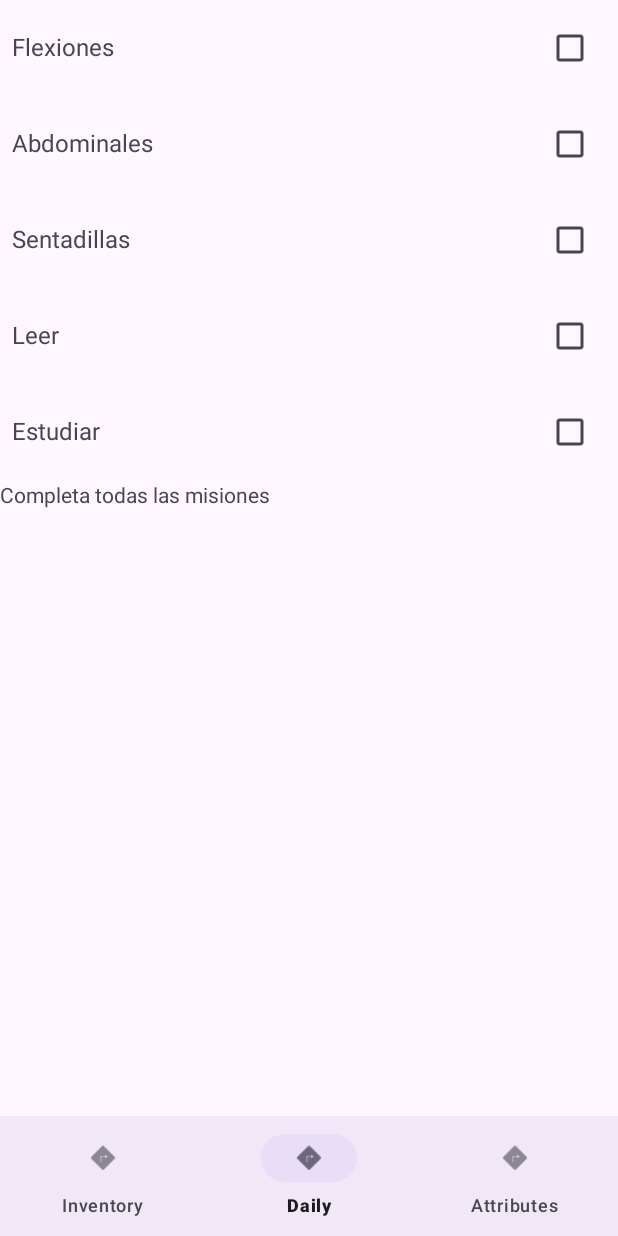
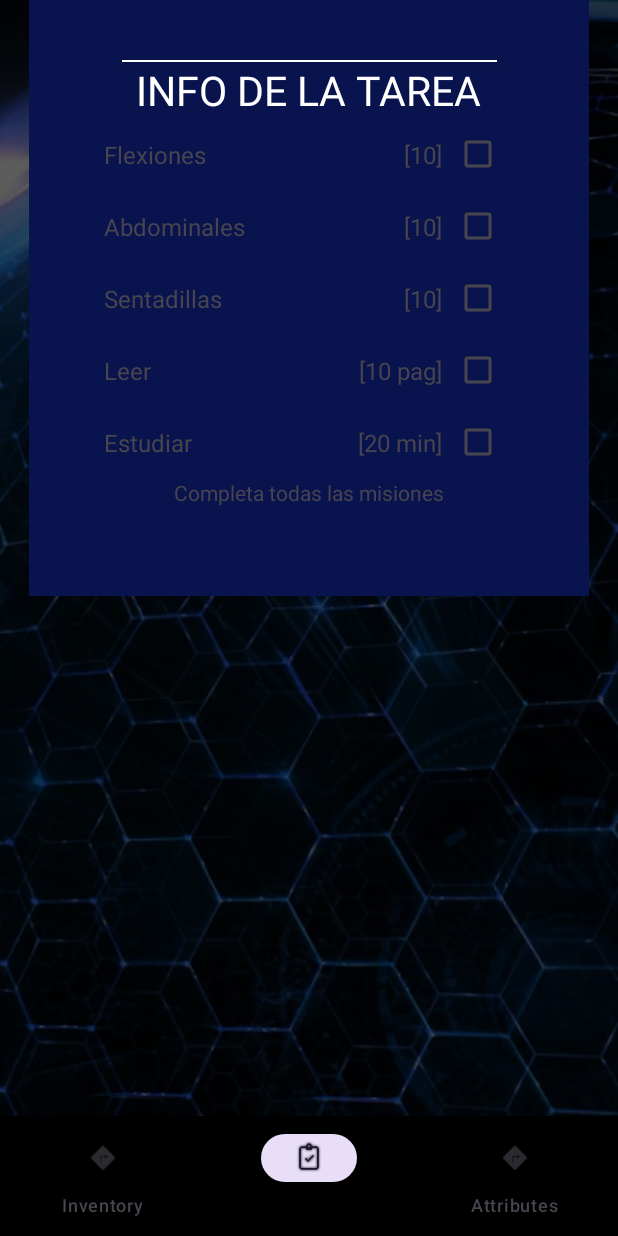
Before and after one commit to IsmaMH779/QuestGrind, an Android app: the screen it shows after launch (MainActivity), on a phone screen of 412 x 824 dp. Run offline under Robolectric (Android 15) with nearby library versions, the phone set to English and light mode, and no system bars; our stand-ins replace Room's generated code, navigation-ui.

Commit message:
trabajando en la interfaz

```diff
--- a/app/src/main/java/com/example/questgrind/dailyQuest/Quest.java
+++ b/app/src/main/java/com/example/questgrind/dailyQuest/Quest.java
@@ -4,15 +4,17 @@ public class Quest {
     private int id;
     private String title;
     private Boolean completed;
+    private String objective;
 
 
 
     // Declare constructor
 
-    public Quest(int id, String title, Boolean completed) {
+    public Quest(int id, String title,  String objective, Boolean completed) {
         this.id = id;
         this.title = title;
         this.completed = completed;
+        this.objective = objective;
     }
 
     public int getId() {
@@ -38,4 +40,8 @@ public class Quest {
     public void setCompleted(Boolean completed) {
         this.completed = completed;
     }
+
+    public String getObjective() {
+        return objective;
+    }
 }
--- a/app/src/main/java/com/example/questgrind/dailyQuest/QuestAdapter.java
+++ b/app/src/main/java/com/example/questgrind/dailyQuest/QuestAdapter.java
@@ -34,6 +34,7 @@ public class QuestAdapter extends RecyclerView.Adapter<QuestAdapter.QuestViewHol
     public void onBindViewHolder(@NonNull QuestViewHolder holder, int position) {
         Quest quest = questList.get(position);
         holder.titleTextView.setText(quest.getTitle());
+        holder.numAttribute.setText(quest.getObjective());
         holder.completedCheckBox.setChecked(quest.getCompleted());
 
         // si la tarea esta completada deshabilita el checkbox
@@ -57,11 +58,13 @@ public class QuestAdapter extends RecyclerView.Adapter<QuestAdapter.QuestViewHol
 
     static class QuestViewHolder extends RecyclerView.ViewHolder {
         TextView titleTextView;
+        TextView numAttribute;
         CheckBox completedCheckBox;
 
         public QuestViewHolder(@NonNull View itemView) {
             super(itemView);
             titleTextView = itemView.findViewById(R.id.textViewTitle);
+            numAttribute = itemView.findViewById(R.id.numAttribute);
             completedCheckBox = itemView.findViewById(R.id.checkBoxCompleted);
         }
     }
--- a/app/src/main/java/com/example/questgrind/viewModel/AppViewModel.java
+++ b/app/src/main/java/com/example/questgrind/viewModel/AppViewModel.java
@@ -35,11 +35,11 @@ public class AppViewModel extends AndroidViewModel {
 
         List<Quest> initialQuest = new ArrayList<>();
 
-        initialQuest.add(new Quest(1, "Flexiones", false));
-        initialQuest.add(new Quest(2, "Abdominales", false));
-        initialQuest.add(new Quest(3, "Sentadillas", false));
-        initialQuest.add(new Quest(4, "Leer", false));
-        initialQuest.add(new Quest(5, "Estudiar", false));
+        initialQuest.add(new Quest(1, "Flexiones", "[10]",false));
+        initialQuest.add(new Quest(2, "Abdominales", "[10]",false));
+        initialQuest.add(new Quest(3, "Sentadillas", "[10]",false));
+        initialQuest.add(new Quest(4, "Leer", "[10 pag]",false));
+        initialQuest.add(new Quest(5, "Estudiar", "[20 min]",false));
 
         questList.setValue(initialQuest);
 
--- a/app/src/main/res/layout/activity_main.xml
+++ b/app/src/main/res/layout/activity_main.xml
@@ -13,13 +13,14 @@
         android:layout_width="match_parent"
         android:layout_height="match_parent"
         app:defaultNavHost="true"
-        app:navGraph="@navigation/bottom_graph" />
+        app:navGraph="@navigation/bottom_graph"
+        />
 
     <com.google.android.material.bottomnavigation.BottomNavigationView
         android:id="@+id/bottom_nav_view"
         android:layout_width="0dp"
         android:layout_height="wrap_content"
-        android:background="?android:attr/windowBackground"
+        android:background="@color/black"
         app:layout_constraintBottom_toBottomOf="parent"
         app:layout_constraintLeft_toLeftOf="parent"
         app:layout_constraintRight_toRightOf="parent"
--- a/app/src/main/res/layout/fragment_daily_quest.xml
+++ b/app/src/main/res/layout/fragment_daily_quest.xml
@@ -1,18 +1,80 @@
 <LinearLayout xmlns:android="http://schemas.android.com/apk/res/android"
+    xmlns:app="http://schemas.android.com/apk/res-auto"
+    xmlns:tools="http://schemas.android.com/tools"
     android:layout_width="match_parent"
     android:layout_height="match_parent"
-    android:orientation="vertical">
+    android:orientation="vertical"
+    android:background="@drawable/background"
+    >
 
-    <androidx.recyclerview.widget.RecyclerView
-        android:id="@+id/recyclerView"
-        android:layout_width="match_parent"
-        android:layout_height="wrap_content" />
 
-    <TextView
-        android:id="@+id/completedInfo"
-        android:layout_width="match_parent"
+    <androidx.constraintlayout.widget.ConstraintLayout
+        android:layout_width="373dp"
         android:layout_height="wrap_content"
-        android:text="" />
+        android:layout_gravity="center"
+        android:background="#09144F"
+        >
+        <!-- Linea superior -->
+        <View
+            android:id="@+id/barraSuperior"
+            android:layout_width="250dp"
+            android:layout_height="1dp"
+            android:layout_marginTop="40dp"
+            android:background="@color/white"
+            android:elevation="4dp"
+            app:layout_constraintBottom_toTopOf="@id/infoTarea"
+            app:layout_constraintEnd_toEndOf="parent"
+            app:layout_constraintStart_toStartOf="parent"
+            app:layout_constraintTop_toTopOf="parent" />
+        <TextView
+            android:id="@+id/infoTarea"
+            android:layout_width="wrap_content"
+            android:layout_height="wrap_content"
+
+            android:shadowColor="#04E1FA"
+            android:text="INFO DE LA TAREA"
+
+            android:textColor="@color/white"
+
+            android:textSize="27dp"
+
+            app:layout_constraintEnd_toEndOf="parent"
+            app:layout_constraintHorizontal_bias="0.496"
+            app:layout_constraintStart_toStartOf="parent"
+            app:layout_constraintTop_toBottomOf="@+id/barraSuperior"
+            app:layout_constraintBottom_toTopOf="@id/recyclerView"
+
+            />
+
+        <androidx.recyclerview.widget.RecyclerView
+            android:id="@+id/recyclerView"
+            android:layout_width="wrap_content"
+            android:layout_height="wrap_content"
+            android:paddingLeft="44dp"
+            android:paddingEnd="44dp"
+            app:layout_constraintBottom_toBottomOf="parent"
+            app:layout_constraintEnd_toEndOf="parent"
+            app:layout_constraintHorizontal_bias="0.498"
+            app:layout_constraintStart_toStartOf="parent"
+            app:layout_constraintTop_toTopOf="parent" />
+
+        <TextView
+            android:id="@+id/completedInfo"
+            android:layout_width="wrap_content"
+            android:layout_height="wrap_content"
+            android:text=""
+            app:layout_constraintTop_toBottomOf="@id/recyclerView"
+            app:layout_constraintEnd_toEndOf="parent"
+            app:layout_constraintStart_toStartOf="parent"
+            />
+
+    </androidx.constraintlayout.widget.ConstraintLayout>
+
+
+
+
+
+
 
 
 </LinearLayout>
--- a/app/src/main/res/layout/item_quest.xml
+++ b/app/src/main/res/layout/item_quest.xml
@@ -1,19 +1,45 @@
 <LinearLayout xmlns:android="http://schemas.android.com/apk/res/android"
+    xmlns:app="http://schemas.android.com/apk/res-auto"
+    xmlns:tools="http://schemas.android.com/tools"
+    android:layout_width="273dp"
+    android:layout_height="wrap_content"
+    android:orientation="horizontal">
+    <androidx.constraintlayout.widget.ConstraintLayout
         android:layout_width="match_parent"
-    android:layout_height="wrap_content"
-    android:orientation="horizontal"
-    android:padding="8dp">
+        android:layout_height="match_parent">
 
         <TextView
             android:id="@+id/textViewTitle"
-        android:layout_width="0dp"
+            android:layout_width="wrap_content"
             android:layout_height="wrap_content"
-        android:layout_weight="1"
-        android:text="Tarea"
-        android:textSize="16sp" />
+            android:layout_alignParentLeft="true"
+            android:layout_alignParentTop="true"
+            android:gravity="top"
+            android:text="mision"
+            android:textSize="16sp"
+            app:layout_constraintBottom_toBottomOf="parent"
+            app:layout_constraintStart_toStartOf="parent"
+            app:layout_constraintTop_toTopOf="parent" />
+
+
+        <TextView
+            android:id="@+id/numAttribute"
+            android:layout_width="wrap_content"
+            android:layout_height="wrap_content"
+            android:layout_alignParentLeft="true"
+            android:layout_alignParentTop="true"
+            android:gravity="top"
+            android:text="[10]"
+            android:textSize="16sp"
+            app:layout_constraintBottom_toBottomOf="parent"
+            app:layout_constraintEnd_toStartOf="@+id/checkBoxCompleted"
+            app:layout_constraintTop_toTopOf="parent" />
 
         <CheckBox
             android:id="@+id/checkBoxCompleted"
             android:layout_width="wrap_content"
-        android:layout_height="wrap_content" />
+            android:layout_height="wrap_content"
+            app:layout_constraintEnd_toEndOf="parent" />
+
+    </androidx.constraintlayout.widget.ConstraintLayout>
 </LinearLayout>
--- a/app/src/main/res/menu/bottom_menu.xml
+++ b/app/src/main/res/menu/bottom_menu.xml
@@ -7,8 +7,9 @@
 
     <item
         android:id="@+id/dailyQuestFragment"
-        android:icon="@android:drawable/ic_menu_directions"
-        android:title="Daily" />
+        android:icon="@drawable/quest_button_nav"
+        android:title=""
+        />
 
     <item
         android:id="@+id/attributesFragment"
```
Also changed, not shown: app/src/main/res/drawable/background.png (added), app/src/main/res/drawable/quest_button_nav.png (added). Lines whose indentation alone changed are shown as unchanged.
